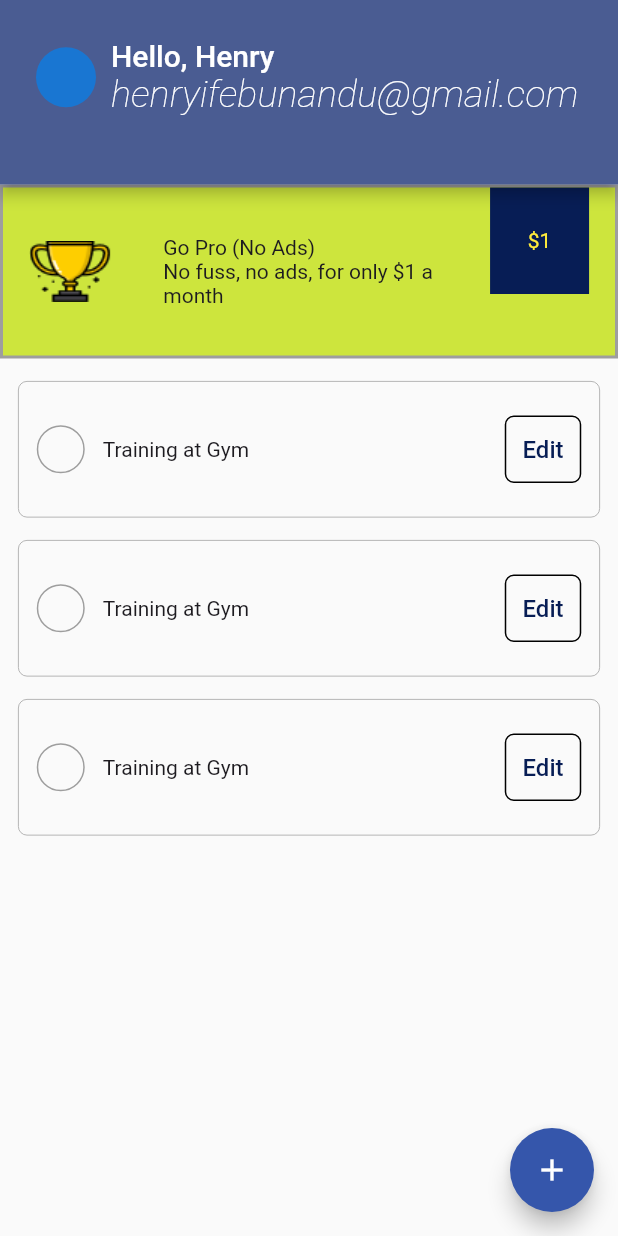
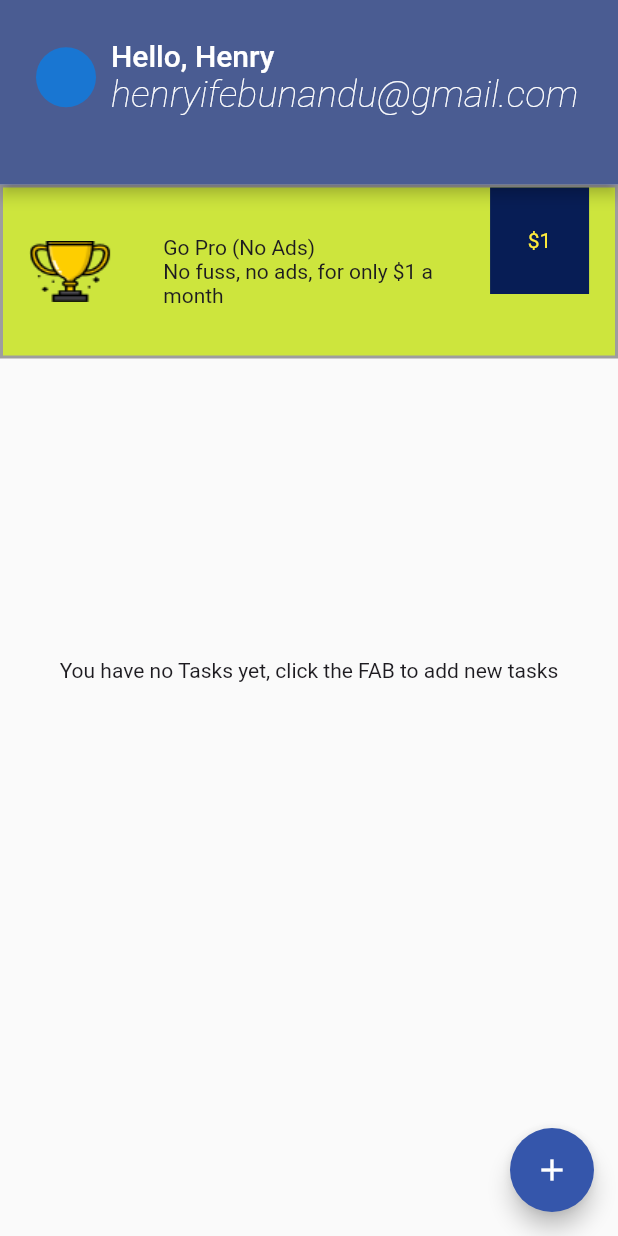
Before and after one commit to maykhid/todo_app, a Flutter app: the screen it shows after launch, on a phone screen of 412 x 824 dp. Run offline on Flutter 3.47's test engine with Material 3 defaults, Android fonts, the phone set to English and light mode, and no system bars; drawn by our look-alikes of roundcheckbox; our stand-ins replace bloc, flutter_bloc, freezed_annotation, gap, get_it, go_router and 3 more; accounts and stored records are empty; generated files the repository leaves out were written again.

Commit message:
new feat

```diff
--- /dev/null
+++ b/lib/app/features/home/data/model/task.dart
@@ -0,0 +1,26 @@
+import 'package:hive_flutter/hive_flutter.dart';
+
+part 'task.g.dart';
+
+@HiveType(typeId: 1)
+class Tasks {
+  Tasks({required this.tasks});
+
+  factory Tasks.fromJson(List<Task> tasks) => Tasks(tasks: tasks);
+  @HiveField(0)
+  List<Task> tasks;
+
+  @override
+  String toString() => tasks.toString();
+}
+
+@HiveType(typeId: 2)
+class Task {
+  Task({required this.title, required this.isDone});
+
+  @HiveField(1)
+  final String title;
+
+  @HiveField(2)
+  final bool isDone;
+}
--- /dev/null
+++ b/lib/app/features/home/data/task_repository.dart
@@ -0,0 +1,47 @@
+import 'package:injectable/injectable.dart';
+import 'package:toad_app/app/features/home/data/dao/task_dao.dart';
+import 'package:toad_app/app/features/home/data/model/task.dart';
+import 'package:toad_app/core/data/model/result.dart';
+
+@singleton
+class TaskRepository {
+  TaskRepository({required TaskDao taskDao}) : _taskDao = taskDao;
+
+  final TaskDao _taskDao;
+
+  Result<Tasks> getAllTasks() {
+    try {
+      final tasks = _taskDao.getAllTasks();
+      return Result.success(tasks);
+    } catch (e) {
+      return Result.failure(errorMessage: e.toString());
+    }
+  }
+
+  Result<void> deleteAllTasks() {
+    try {
+      final tasks = _taskDao.deleteAllTasks();
+      return Result.success(tasks);
+    } catch (e) {
+      return Result.failure(errorMessage: e.toString());
+    }
+  }
+
+  Result<Task>? readTask(int taskIndex) {
+    try {
+      final task = _taskDao.readTask(taskIndex);
+      return Result.success(task);
+    } catch (e) {
+      return Result.failure(errorMessage: e.toString());
+    }
+  }
+
+  Result<void> writeTask(Task newTask) {
+    try {
+      final task = _taskDao.writeTask(newTask);
+      return Result.success(task);
+    } catch (e) {
+      return Result.failure(errorMessage: e.toString());
+    }
+  }
+}
--- /dev/null
+++ b/lib/app/features/home/ui/cubit/cubit/edit_task_state.dart
@@ -0,0 +1,6 @@
+part of 'edit_task_cubit.dart';
+
+@freezed
+class EditTaskState with _$EditTaskState {
+  const factory EditTaskState.initial() = _Initial;
+}
--- /dev/null
+++ b/lib/app/features/home/ui/cubit/home_cubit.dart
@@ -0,0 +1,27 @@
+import 'package:bloc/bloc.dart';
+import 'package:freezed_annotation/freezed_annotation.dart';
+import 'package:toad_app/app/features/home/data/model/task.dart';
+import 'package:toad_app/app/features/home/data/task_repository.dart';
+import 'package:toad_app/core/di/di.dart';
+
+part 'home_state.dart';
+part 'home_cubit.freezed.dart';
+
+class HomeCubit extends Cubit<HomeState> {
+  HomeCubit({TaskRepository? taskRepository})
+      : _taskRepository = taskRepository ?? locator<TaskRepository>(),
+        super(const HomeState.initial());
+
+  final TaskRepository _taskRepository;
+
+  Future<void> getAllTasks() async {
+    emit(const HomeState.loading());
+    final response = _taskRepository.getAllTasks();
+
+    if (response.isSuccess) {
+      emit(HomeState.loaded(response.data!));
+    } else {
+      emit(HomeState.error(response.errorMessage!));
+    }
+  }
+}
--- /dev/null
+++ b/lib/app/features/home/ui/cubit/home_state.dart
@@ -0,0 +1,9 @@
+part of 'home_cubit.dart';
+
+@freezed
+class HomeState with _$HomeState {
+  const factory HomeState.initial() = _Initial;
+  const factory HomeState.loading() = _Loading;
+  const factory HomeState.error(String errorMessage) = _Error;
+  const factory HomeState.loaded(Tasks tasks) = _Loaded;
+}
--- a/lib/app/features/home/ui/home_screen.dart
+++ b/lib/app/features/home/ui/views/screens/home_screen.dart
@@ -1,8 +1,9 @@
 import 'package:flutter/material.dart';
+import 'package:flutter_bloc/flutter_bloc.dart';
 import 'package:gap/gap.dart';
 import 'package:go_router/go_router.dart';
 import 'package:roundcheckbox/roundcheckbox.dart';
-import 'package:toad_app/app/shared/ui/app_button.dart';
+import 'package:toad_app/app/features/home/ui/cubit/home_cubit.dart';
 import 'package:toad_app/app/shared/ui/app_colors.dart';
 import 'package:toad_app/app/shared/ui/app_images.dart';
 
@@ -51,23 +52,68 @@ class HomeScreen extends StatelessWidget {
           Icons.add,
         ),
       ),
-      body: Column(
+      body: BlocProvider(
+        create: (context) => HomeCubit()..getAllTasks(),
+        child: BlocBuilder<HomeCubit, HomeState>(
+          builder: (context, state) {
+            return Column(
               children: [
                 const AdWidget(),
                 Padding(
                   padding: const EdgeInsets.symmetric(horizontal: 12),
-            child: ListView.builder(
+                  child: state.maybeMap(
+                    //error
+                    error: (message) => Message(message: message.errorMessage),
+
+                    // loaded
+                    loaded: (response) {
+                      final tasks = response.tasks.tasks;
+
+                      if (tasks.isEmpty) {
+                        return const Message(
+                          message:
+                              'You have no Tasks yet, click the FAB to add new tasks',
+                        );
+                      }
+
+                      return ListView.builder(
                         shrinkWrap: true,
                         itemBuilder: (context, index) => const Padding(
                           padding: EdgeInsets.only(top: 15),
                           child: TaskTile(),
                         ),
                         // separatorBuilder: (context, index) => const Gap(10),
-              itemCount: 3,
+                        itemCount: tasks.length,
+                      );
+                    },
+                    orElse: () {
+                      return Container();
+                    },
                   ),
                 ),
               ],
+            );
+          },
         ),
+      ),
+    );
+  }
+}
+
+class Message extends StatelessWidget {
+  const Message({
+    required this.message,
+    super.key,
+  });
+  final String message;
+  @override
+  Widget build(BuildContext context) {
+    return Column(
+      mainAxisAlignment: MainAxisAlignment.center,
+      children: [
+        const Gap(200),
+        Text(message),
+      ],
     );
   }
 }
--- /dev/null
+++ b/lib/core/data/constants.dart
@@ -0,0 +1 @@
+const String taskKey = '__user__key__';
--- a/lib/core/di/di.dart
+++ b/lib/core/di/di.dart
@@ -1,6 +1,6 @@
 import 'package:get_it/get_it.dart';
+import 'package:injectable/injectable.dart';
 import 'package:toad_app/core/di/di.config.dart';
-import 'package:injectable/injectable.dart';
 
 final locator = GetIt.instance;
 
--- a/lib/core/navigation/app_routes.dart
+++ b/lib/core/navigation/app_routes.dart
@@ -1,7 +1,7 @@
 import 'package:go_router/go_router.dart';
-import 'package:toad_app/app/features/home/ui/add_task_screen.dart';
-import 'package:toad_app/app/features/home/ui/edit_task_screen.dart';
-import 'package:toad_app/app/features/home/ui/home_screen.dart';
+import 'package:toad_app/app/features/home/ui/views/screens/add_task_screen.dart';
+import 'package:toad_app/app/features/home/ui/views/screens/edit_task_screen.dart';
+import 'package:toad_app/app/features/home/ui/views/screens/home_screen.dart';
 
 class AppRoutes {
   static List<GoRoute> routes = [
```
Also changed, not shown: lib/app/features/home/data/dao/hive_task_dao.dart (added, +34 -0 lines), lib/app/features/home/data/dao/task_dao.dart (added, +10 -0 lines), lib/app/features/home/ui/cubit/cubit/add_task_cubit.dart (added, +27 -0 lines), lib/app/features/home/ui/cubit/cubit/add_task_state.dart (added, +9 -0 lines), lib/app/features/home/ui/cubit/cubit/edit_task_cubit.dart (added, +9 -0 lines), lib/core/di/module.dart (+9 -1 lines), lib/main.dart (+6 -1 lines), pubspec.yaml (+8 -4 lines), lib/app/features/home/ui/views/screens/add_task_screen.dart (renamed from lib/app/features/home/ui/add_task_screen.dart), lib/app/features/home/ui/views/screens/edit_task_screen.dart (renamed from lib/app/features/home/ui/edit_task_screen.dart), lib/core/di/di.config.dart, pubspec.lock, 1 other file. Lines whose indentation alone changed are shown as unchanged.
